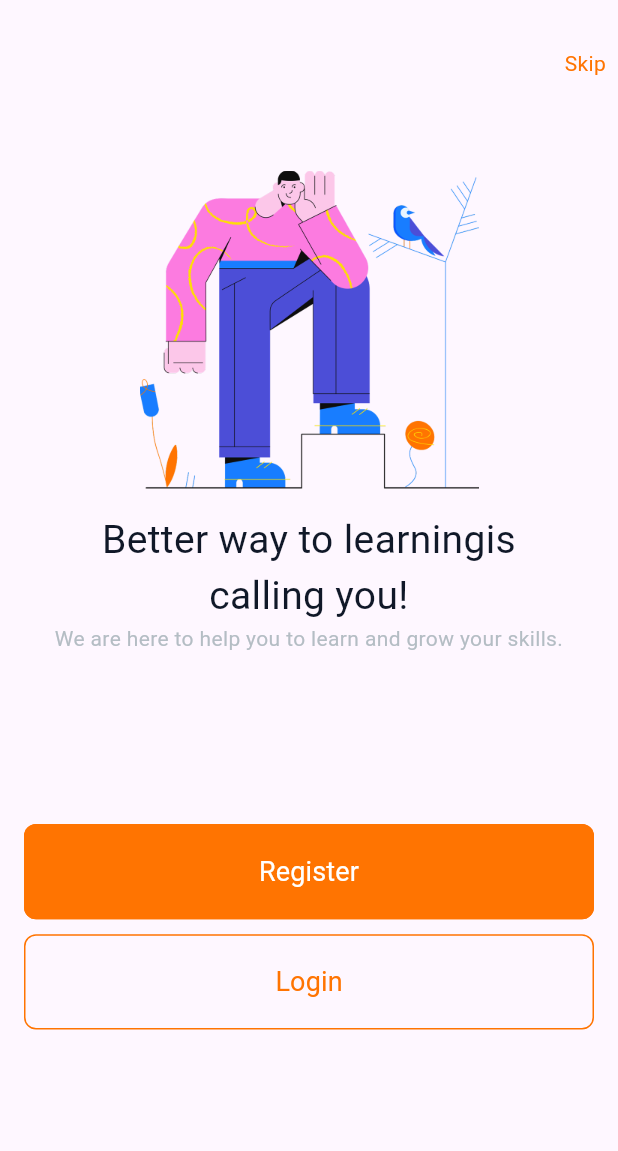
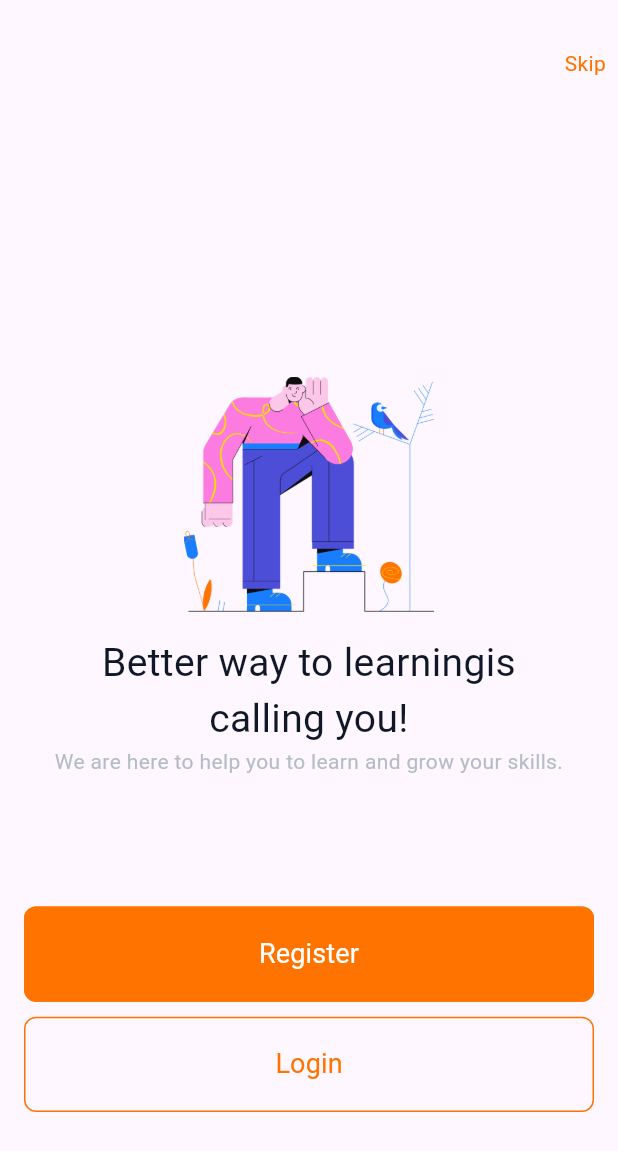
Before and after one commit to elsaramji/fiveer_e_learning, a Flutter app: the screen it shows after launch, on a phone screen of 412 x 824 dp. Shown: the top 1151 px of the screen. Run offline on Flutter 3.47's test engine with Material 3 defaults, Android fonts, the phone set to English and light mode, and no system bars.

Commit message:
make ui more responsive and fix color and size issues

```diff
--- a/lib/components/splash/view/customs/widgets/info_welcome_wid.dart
+++ b/lib/components/splash/view/customs/widgets/info_welcome_wid.dart
@@ -15,11 +15,10 @@ class InfoWelcome extends StatelessWidget {
       mainAxisAlignment: MainAxisAlignment.center,
       crossAxisAlignment: CrossAxisAlignment.center,
       children: [
-        Image.asset(
-          welcomeModel.imagepath,
-          fit: BoxFit.contain,
-          height: 212,
-          width: 226,
+        AspectRatio(
+          aspectRatio:
+              (MediaQuery.of(context).size.width - Diemainions.space6) / 160,
+          child: Image.asset(welcomeModel.imagepath, fit: BoxFit.contain),
         ),
         SizedBox(height: Diemainions.space4),
         Container(
--- a/lib/components/splash/view/splash_view.dart
+++ b/lib/components/splash/view/splash_view.dart
@@ -28,14 +28,26 @@ class SplashView extends StatelessWidget {
           ),
           Container(
             padding: EdgeInsets.symmetric(horizontal: Diemainions.space4),
+            child: CustomScrollView(
+              physics: ScrollPhysics(parent: NeverScrollableScrollPhysics()),
+              slivers: [
+                SliverList(
+                  delegate: SliverChildListDelegate([
+                    SizedBox(
+                      height: MediaQuery.of(context).size.height,
                       child: Column(
                         children: [
+                          SizedBox(
+                            height: MediaQuery.of(context).size.height * 0.2,
+                          ),
                           Flexible(
                             flex: 2,
                             child: PageView.builder(
                               itemCount: welcomeList.length,
                               itemBuilder: (context, index) {
-                      return InfoWelcome(welcomeModel: welcomeList[index]);
+                                return InfoWelcome(
+                                  welcomeModel: welcomeList[index],
+                                );
                               },
                             ),
                           ),
@@ -43,7 +55,10 @@ class SplashView extends StatelessWidget {
                             flex: 1,
                             child: Column(
                               children: [
-                      CustomTextButton(text: "Register", onPressed: () {}),
+                                CustomTextButton(
+                                  text: "Register",
+                                  onPressed: () {},
+                                ),
                                 const SizedBox(height: 10),
                                 CustomTextButton(
                                   text: "Login",
@@ -56,6 +71,11 @@ class SplashView extends StatelessWidget {
                         ],
                       ),
                     ),
+                  ]),
+                ),
+              ],
+            ),
+          ),
         ],
       ),
     );
--- a/lib/view/customs/widgets/text_Button.dart
+++ b/lib/view/customs/widgets/text_Button.dart
@@ -18,6 +18,9 @@ class CustomTextButton extends StatelessWidget {
     return TextButton(
       onPressed: onPressed,
       style: ButtonStyle(
+        overlayColor: WidgetStatePropertyAll(
+          const Color.fromARGB(21, 255, 170, 139),
+        ),
         backgroundColor: WidgetStatePropertyAll(
           color ?? AppColors.primaryColor,
         ),
```
Lines whose indentation alone changed are shown as unchanged.
